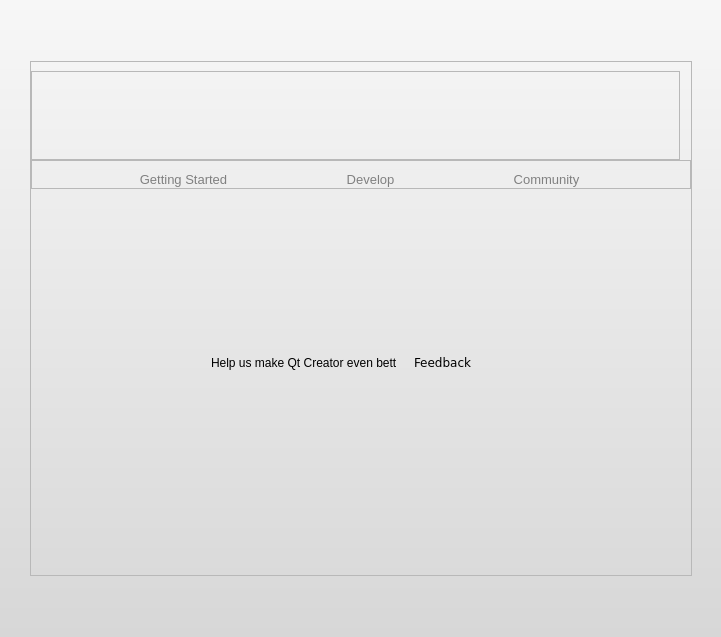
This is src/plugins/coreplugin/welcomemode.ui in qt-creator/qt-creator as Qt 5 draws it before an edit. The edited form follows.
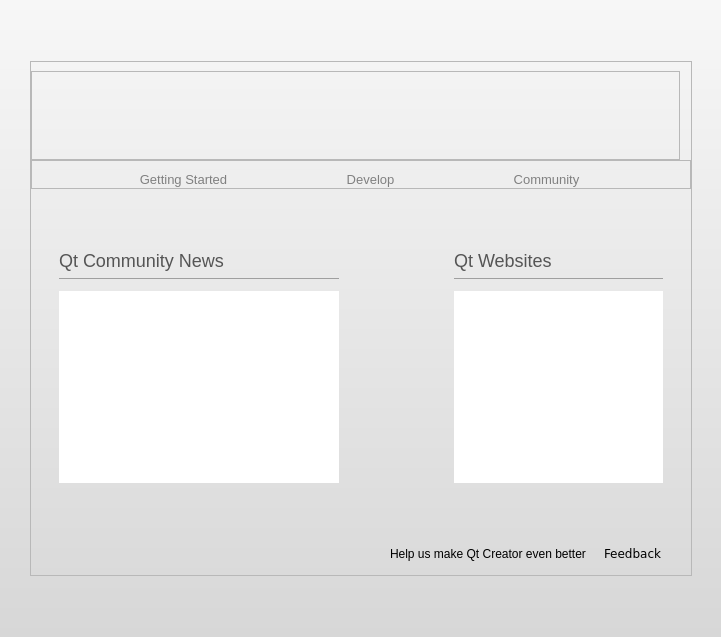
This is the edited form. The open tabs and pages were chosen to show the change. Icons and pictures are not drawn. Custom widgets are drawn as their Qt base class.

Commit message: Add more sections. Getting started is still a stub.

Patch:
```diff
--- a/src/plugins/coreplugin/welcomemode.ui
+++ b/src/plugins/coreplugin/welcomemode.ui
@@ -571,27 +571,268 @@
             </layout>
            </widget>
            <widget class="QWidget" name="Seite">
-            <widget class="QWidget" name="layoutWidget">
-             <property name="geometry">
-              <rect>
-               <x>180</x>
-               <y>160</y>
-               <width>281</width>
-               <height>27</height>
-              </rect>
-             </property>
-             <layout class="QHBoxLayout" name="horizontalLayout">
-              <item>
-               <widget class="QLabel" name="helpUsLabel">
-                <property name="text">
-                 <string>Help us make Qt Creator even better</string>
-                </property>
-               </widget>
-              </item>
-              <item>
-               <widget class="Core::Internal::WelcomeModeButton" name="feedbackButton">
-                <property name="styleSheet">
-                 <string>* {
+            <layout class="QVBoxLayout" name="verticalLayout_6">
+             <item>
+              <spacer name="verticalSpacer_6">
+               <property name="orientation">
+                <enum>Qt::Vertical</enum>
+               </property>
+               <property name="sizeHint" stdset="0">
+                <size>
+                 <width>20</width>
+                 <height>35</height>
+                </size>
+               </property>
+              </spacer>
+             </item>
+             <item>
+              <layout class="QHBoxLayout" name="horizontalLayout_3">
+               <item>
+                <spacer name="horizontalSpacer_7">
+                 <property name="orientation">
+                  <enum>Qt::Horizontal</enum>
+                 </property>
+                 <property name="sizeType">
+                  <enum>QSizePolicy::MinimumExpanding</enum>
+                 </property>
+                 <property name="sizeHint" stdset="0">
+                  <size>
+                   <width>19</width>
+                   <height>228</height>
+                  </size>
+                 </property>
+                </spacer>
+               </item>
+               <item>
+                <layout class="QHBoxLayout" name="horizontalLayout_2">
+                 <item>
+                  <layout class="QVBoxLayout" name="verticalLayout_3">
+                   <item>
+                    <widget class="QLabel" name="titleLabel_2">
+                     <property name="sizePolicy">
+                      <sizepolicy hsizetype="Preferred" vsizetype="Maximum">
+                       <horstretch>0</horstretch>
+                       <verstretch>0</verstretch>
+                      </sizepolicy>
+                     </property>
+                     <property name="text">
+                      <string notr="true">&lt;!DOCTYPE HTML PUBLIC &quot;-//W3C//DTD HTML 4.0//EN&quot; &quot;http://www.w3.org/TR/REC-html40/strict.dtd&quot;&gt;
+&lt;html&gt;&lt;head&gt;&lt;meta name=&quot;qrichtext&quot; content=&quot;1&quot; /&gt;&lt;style type=&quot;text/css&quot;&gt;
+p, li { white-space: pre-wrap; }
+&lt;/style&gt;&lt;/head&gt;&lt;body style=&quot; font-family:'MS Shell Dlg 2'; font-size:8.25pt; font-weight:400; font-style:normal;&quot;&gt;
+&lt;p style=&quot; margin-top:16px; margin-bottom:0px; margin-left:0px; margin-right:0px; -qt-block-indent:0; text-indent:0px;&quot;&gt;&lt;span style=&quot; font-size:x-large; color:#555555;&quot;&gt;Qt Community News&lt;/span&gt;&lt;/p&gt;
+&lt;hr /&gt;&lt;/body&gt;&lt;/html&gt;</string>
+                     </property>
+                     <property name="alignment">
+                      <set>Qt::AlignLeading|Qt::AlignLeft|Qt::AlignTop</set>
+                     </property>
+                    </widget>
+                   </item>
+                   <item>
+                    <widget class="Core::Internal::WelcomeModeTreeWidget" name="newsTreeWidget">
+                     <property name="minimumSize">
+                      <size>
+                       <width>280</width>
+                       <height>0</height>
+                      </size>
+                     </property>
+                     <property name="focusPolicy">
+                      <enum>Qt::NoFocus</enum>
+                     </property>
+                     <property name="frameShape">
+                      <enum>QFrame::NoFrame</enum>
+                     </property>
+                     <property name="selectionMode">
+                      <enum>QAbstractItemView::NoSelection</enum>
+                     </property>
+                     <property name="verticalScrollMode">
+                      <enum>QAbstractItemView::ScrollPerPixel</enum>
+                     </property>
+                     <property name="rootIsDecorated">
+                      <bool>false</bool>
+                     </property>
+                     <property name="uniformRowHeights">
+                      <bool>true</bool>
+                     </property>
+                     <property name="allColumnsShowFocus">
+                      <bool>true</bool>
+                     </property>
+                     <property name="columnCount">
+                      <number>2</number>
+                     </property>
+                     <attribute name="headerVisible">
+                      <bool>false</bool>
+                     </attribute>
+                     <attribute name="headerDefaultSectionSize">
+                      <number>24</number>
+                     </attribute>
+                     <attribute name="headerMinimumSectionSize">
+                      <number>0</number>
+                     </attribute>
+                     <column>
+                      <property name="text">
+                       <string notr="true">1</string>
+                      </property>
+                     </column>
+                     <column>
+                      <property name="text">
+                       <string notr="true">2</string>
+                      </property>
+                     </column>
+                    </widget>
+                   </item>
+                  </layout>
+                 </item>
+                 <item>
+                  <spacer name="horizontalSpacer_8">
+                   <property name="orientation">
+                    <enum>Qt::Horizontal</enum>
+                   </property>
+                   <property name="sizeHint" stdset="0">
+                    <size>
+                     <width>156</width>
+                     <height>20</height>
+                    </size>
+                   </property>
+                  </spacer>
+                 </item>
+                 <item>
+                  <layout class="QVBoxLayout" name="verticalLayout_4">
+                   <item>
+                    <widget class="QLabel" name="titleLabel_3">
+                     <property name="sizePolicy">
+                      <sizepolicy hsizetype="Preferred" vsizetype="Maximum">
+                       <horstretch>0</horstretch>
+                       <verstretch>0</verstretch>
+                      </sizepolicy>
+                     </property>
+                     <property name="text">
+                      <string notr="true">&lt;!DOCTYPE HTML PUBLIC &quot;-//W3C//DTD HTML 4.0//EN&quot; &quot;http://www.w3.org/TR/REC-html40/strict.dtd&quot;&gt;
+&lt;html&gt;&lt;head&gt;&lt;meta name=&quot;qrichtext&quot; content=&quot;1&quot; /&gt;&lt;style type=&quot;text/css&quot;&gt;
+p, li { white-space: pre-wrap; }
+&lt;/style&gt;&lt;/head&gt;&lt;body style=&quot; font-family:'MS Shell Dlg 2'; font-size:8.25pt; font-weight:400; font-style:normal;&quot;&gt;
+&lt;p style=&quot; margin-top:16px; margin-bottom:0px; margin-left:0px; margin-right:0px; -qt-block-indent:0; text-indent:0px;&quot;&gt;&lt;span style=&quot; font-size:x-large; color:#555555;&quot;&gt;Qt Websites&lt;/span&gt;&lt;/p&gt;
+&lt;hr /&gt;&lt;/body&gt;&lt;/html&gt;</string>
+                     </property>
+                     <property name="alignment">
+                      <set>Qt::AlignLeading|Qt::AlignLeft|Qt::AlignTop</set>
+                     </property>
+                    </widget>
+                   </item>
+                   <item>
+                    <widget class="Core::Internal::WelcomeModeTreeWidget" name="sitesTreeWidget">
+                     <property name="sizePolicy">
+                      <sizepolicy hsizetype="Preferred" vsizetype="Preferred">
+                       <horstretch>0</horstretch>
+                       <verstretch>0</verstretch>
+                      </sizepolicy>
+                     </property>
+                     <property name="focusPolicy">
+                      <enum>Qt::NoFocus</enum>
+                     </property>
+                     <property name="frameShape">
+                      <enum>QFrame::NoFrame</enum>
+                     </property>
+                     <property name="selectionMode">
+                      <enum>QAbstractItemView::NoSelection</enum>
+                     </property>
+                     <property name="verticalScrollMode">
+                      <enum>QAbstractItemView::ScrollPerPixel</enum>
+                     </property>
+                     <property name="rootIsDecorated">
+                      <bool>false</bool>
+                     </property>
+                     <property name="uniformRowHeights">
+                      <bool>true</bool>
+                     </property>
+                     <property name="allColumnsShowFocus">
+                      <bool>true</bool>
+                     </property>
+                     <property name="columnCount">
+                      <number>2</number>
+                     </property>
+                     <attribute name="headerVisible">
+                      <bool>false</bool>
+                     </attribute>
+                     <attribute name="headerDefaultSectionSize">
+                      <number>24</number>
+                     </attribute>
+                     <attribute name="headerMinimumSectionSize">
+                      <number>0</number>
+                     </attribute>
+                     <column>
+                      <property name="text">
+                       <string notr="true">1</string>
+                      </property>
+                     </column>
+                     <column>
+                      <property name="text">
+                       <string notr="true">2</string>
+                      </property>
+                     </column>
+                    </widget>
+                   </item>
+                  </layout>
+                 </item>
+                </layout>
+               </item>
+               <item>
+                <spacer name="horizontalSpacer_9">
+                 <property name="orientation">
+                  <enum>Qt::Horizontal</enum>
+                 </property>
+                 <property name="sizeType">
+                  <enum>QSizePolicy::MinimumExpanding</enum>
+                 </property>
+                 <property name="sizeHint" stdset="0">
+                  <size>
+                   <width>19</width>
+                   <height>0</height>
+                  </size>
+                 </property>
+                </spacer>
+               </item>
+              </layout>
+             </item>
+             <item>
+              <spacer name="verticalSpacer_5">
+               <property name="orientation">
+                <enum>Qt::Vertical</enum>
+               </property>
+               <property name="sizeHint" stdset="0">
+                <size>
+                 <width>20</width>
+                 <height>34</height>
+                </size>
+               </property>
+              </spacer>
+             </item>
+             <item>
+              <layout class="QHBoxLayout" name="horizontalLayout">
+               <item>
+                <spacer name="horizontalSpacer_10">
+                 <property name="orientation">
+                  <enum>Qt::Horizontal</enum>
+                 </property>
+                 <property name="sizeHint" stdset="0">
+                  <size>
+                   <width>633</width>
+                   <height>20</height>
+                  </size>
+                 </property>
+                </spacer>
+               </item>
+               <item>
+                <widget class="QLabel" name="helpUsLabel">
+                 <property name="text">
+                  <string>Help us make Qt Creator even better</string>
+                 </property>
+                </widget>
+               </item>
+               <item>
+                <widget class="Core::Internal::WelcomeModeButton" name="feedbackButton">
+                 <property name="styleSheet">
+                  <string>* {
     border-image: url(:/core/images/welcomemode/btn_26.png) 7;
     border-width: 7;
     padding: -2px 2px;
@@ -604,14 +845,15 @@
     color: white;
 }
 </string>
-                </property>
-                <property name="text">
-                 <string>&lt;qt&gt;Feedback&amp;nbsp;&amp;nbsp;&lt;img src=&quot;:/core/images/welcomemode/feedback_arrow.png&quot; /&gt;</string>
-                </property>
-               </widget>
-              </item>
-             </layout>
-            </widget>
+                 </property>
+                 <property name="text">
+                  <string>&lt;qt&gt;Feedback&amp;nbsp;&amp;nbsp;&lt;img src=&quot;:/core/images/welcomemode/feedback_arrow.png&quot; /&gt;</string>
+                 </property>
+                </widget>
+               </item>
+              </layout>
+             </item>
+            </layout>
            </widget>
           </widget>
          </item>
```
Left out of the diff: 167 changed lines with no effect on the pictures. The commit also changes 4 other files.
